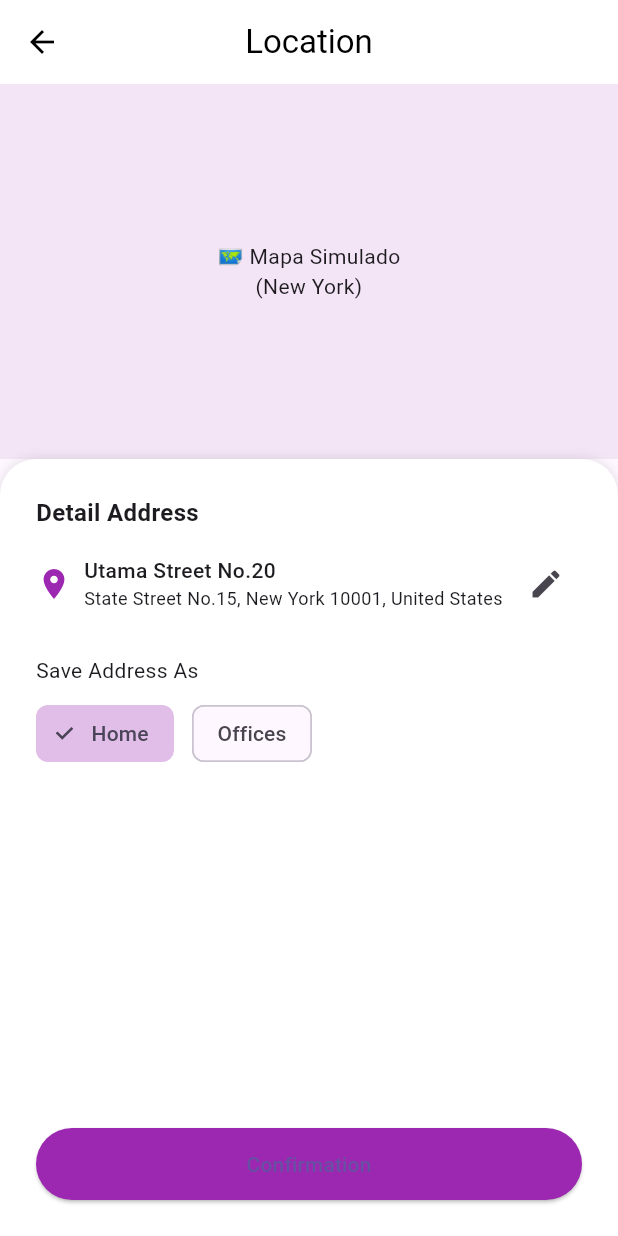
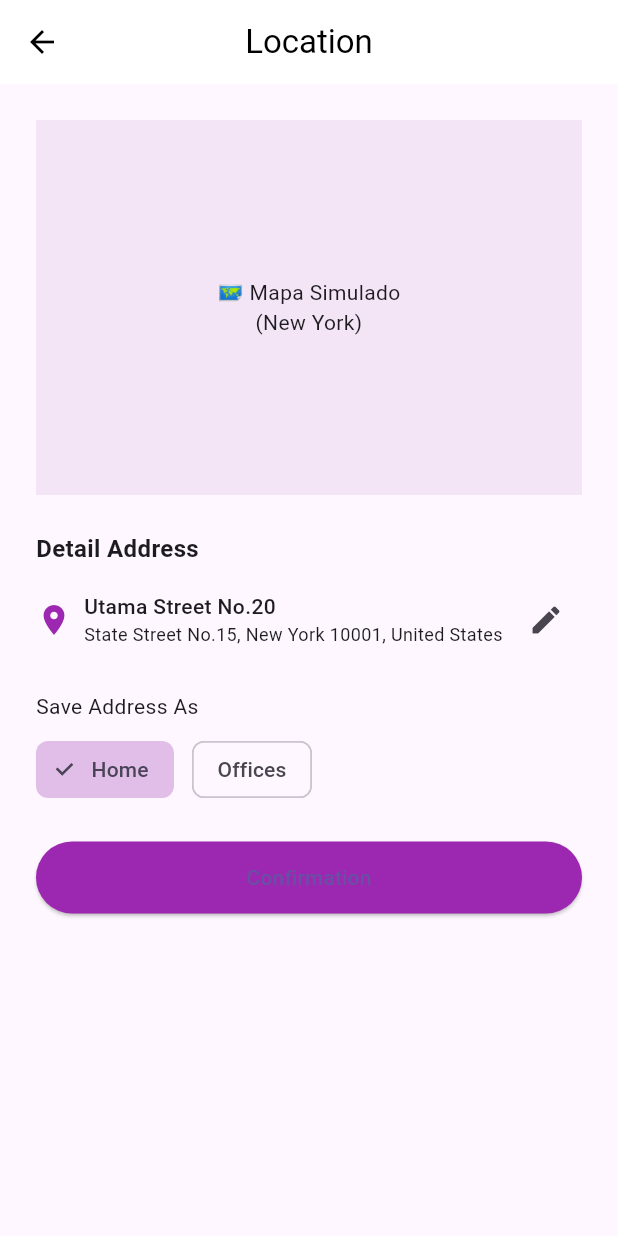
Before and after one commit to soaressc/BRADEMO_bazar_projeto, a Flutter app: the AddressScreen screen opened directly, on a phone screen of 412 x 824 dp. Run offline on Flutter 3.47's test engine with Material 3 defaults, Android fonts, the phone set to English and light mode, and no system bars; our stand-ins replace firebase_auth, firebase_core, smooth_page_indicator; accounts and stored records are empty.

```diff
--- a/lib/screens/address_screen.dart
+++ b/lib/screens/address_screen.dart
@@ -20,7 +20,12 @@ class AddressScreen extends StatelessWidget {
         foregroundColor: Colors.black,
         elevation: 0,
       ),
-      body: Column(
+      body: SingleChildScrollView(
+        // Wrapping the body in a SingleChildScrollView
+        child: Padding(
+          padding: const EdgeInsets.all(24.0),
+          child: Column(
+            crossAxisAlignment: CrossAxisAlignment.start,
             children: [
               // Mapa simulado
               Container(
@@ -33,18 +38,7 @@ class AddressScreen extends StatelessWidget {
                   ),
                 ),
               ),
-
-          Expanded(
-            child: Container(
-              padding: const EdgeInsets.all(24),
-              decoration: const BoxDecoration(
-                color: Colors.white,
-                borderRadius: BorderRadius.vertical(top: Radius.circular(24)),
-                boxShadow: [BoxShadow(color: Colors.black12, blurRadius: 6)],
-              ),
-              child: Column(
-                crossAxisAlignment: CrossAxisAlignment.start,
-                children: [
+              const SizedBox(height: 24),
               const Text(
                 "Detail Address",
                 style: TextStyle(fontSize: 16, fontWeight: FontWeight.bold),
@@ -95,7 +89,7 @@ class AddressScreen extends StatelessWidget {
                   ),
                 ],
               ),
-                  const Spacer(),
+              const SizedBox(height: 24),
               ElevatedButton(
                 onPressed: () {
                   Navigator.pop(context);
@@ -110,8 +104,6 @@ class AddressScreen extends StatelessWidget {
           ),
         ),
       ),
-        ],
-      ),
     );
   }
 }
--- a/lib/screens/home.dart
+++ b/lib/screens/home.dart
@@ -59,6 +59,9 @@ class _HomeState extends State<Home> {
             if (index == 2) {
               Navigator.pushNamed(context, '/cart');
             }
+            if (index == 3) {
+              Navigator.pushNamed(context, '/profile');
+            }
           },
         ),
       ),
```
Also changed, not shown: lib/main.dart (+37 -6 lines), lib/screens/cart_screen.dart (+11 -4 lines). Lines whose indentation alone changed are shown as unchanged.
